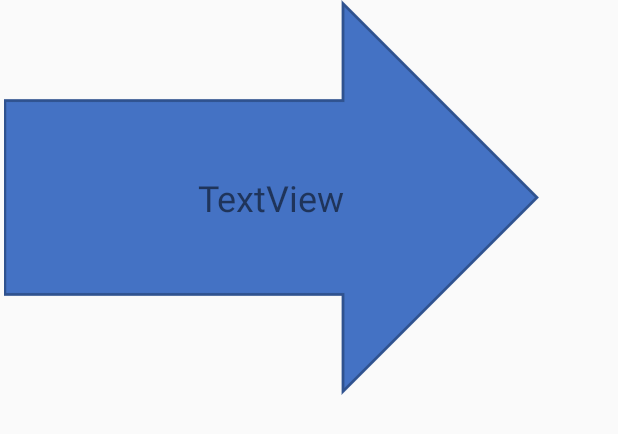
After one commit to toasahi/AsteR_Moblie, an Android app: the layout arrow2.xml on its own in the app's theme, with its tools: preview values and no code run, on a phone screen of 412 x 824 dp. The commit adds this screen. Shown: the top 434 px of the screen. Run offline under Robolectric (Android 15) with nearby library versions, the phone set to English and light mode, and no system bars.

Commit message:
yajirushi to pin douji hyouji

```diff
--- a/app/build.gradle
+++ b/app/build.gradle
@@ -40,6 +40,7 @@ dependencies {
     // Android
     implementation 'androidx.appcompat:appcompat:1.1.0'
     implementation 'androidx.core:core-ktx:1.2.0'
+    implementation 'androidx.constraintlayout:constraintlayout:2.1.2'
 
     // Testing
     testImplementation 'junit:junit:4.12'
--- a/app/src/main/java/com/google/codelabs/findnearbyplacesar/model/Place.kt
+++ b/app/src/main/java/com/google/codelabs/findnearbyplacesar/model/Place.kt
@@ -25,7 +25,7 @@ import kotlin.math.sin
  */
 data class Place(
     val id: String,
-    val icon: String,
+    val text: String,
     val name: String,
     val geometry: Geometry
 ) {
--- /dev/null
+++ b/app/src/main/res/layout/arrow2.xml
@@ -0,0 +1,39 @@
+<?xml version="1.0" encoding="utf-8"?>
+<androidx.constraintlayout.widget.ConstraintLayout xmlns:android="http://schemas.android.com/apk/res/android"
+    xmlns:app="http://schemas.android.com/apk/res-auto"
+    android:layout_width="match_parent"
+    android:layout_height="match_parent"
+    xmlns:tools="http://schemas.android.com/tools">
+
+    <RelativeLayout
+        android:layout_width="wrap_content"
+        android:layout_height="wrap_content"
+        app:layout_constraintStart_toStartOf="parent"
+        app:layout_constraintTop_toTopOf="parent">
+
+        <ImageView
+            android:id="@+id/imageView"
+            android:layout_width="362dp"
+            android:layout_height="263dp"
+            app:layout_constraintBottom_toBottomOf="parent"
+            app:layout_constraintEnd_toEndOf="parent"
+            app:layout_constraintHorizontal_bias="1.0"
+            app:layout_constraintStart_toStartOf="parent"
+            app:layout_constraintTop_toTopOf="parent"
+            app:layout_constraintVertical_bias="0.48"
+            app:srcCompat="@drawable/arrow"
+            tools:layout_conversion_absoluteHeight="419dp"
+            tools:layout_conversion_absoluteWidth="411dp" />
+
+        <TextView
+            android:id="@+id/textView6"
+            android:layout_width="wrap_content"
+            android:layout_height="wrap_content"
+            android:layout_centerInParent="true"
+
+            android:text="TextView"
+            android:textSize="24sp" />
+
+    </RelativeLayout>
+
+</androidx.constraintlayout.widget.ConstraintLayout>
```
Also changed, not shown: app/src/main/java/com/google/codelabs/findnearbyplacesar/MainActivity.kt (+4 -3 lines), app/src/main/java/com/google/codelabs/findnearbyplacesar/ar/PlaceNode.kt (+21 -0 lines), app/src/main/res/layout/arrow.xml (+20 -3 lines).
